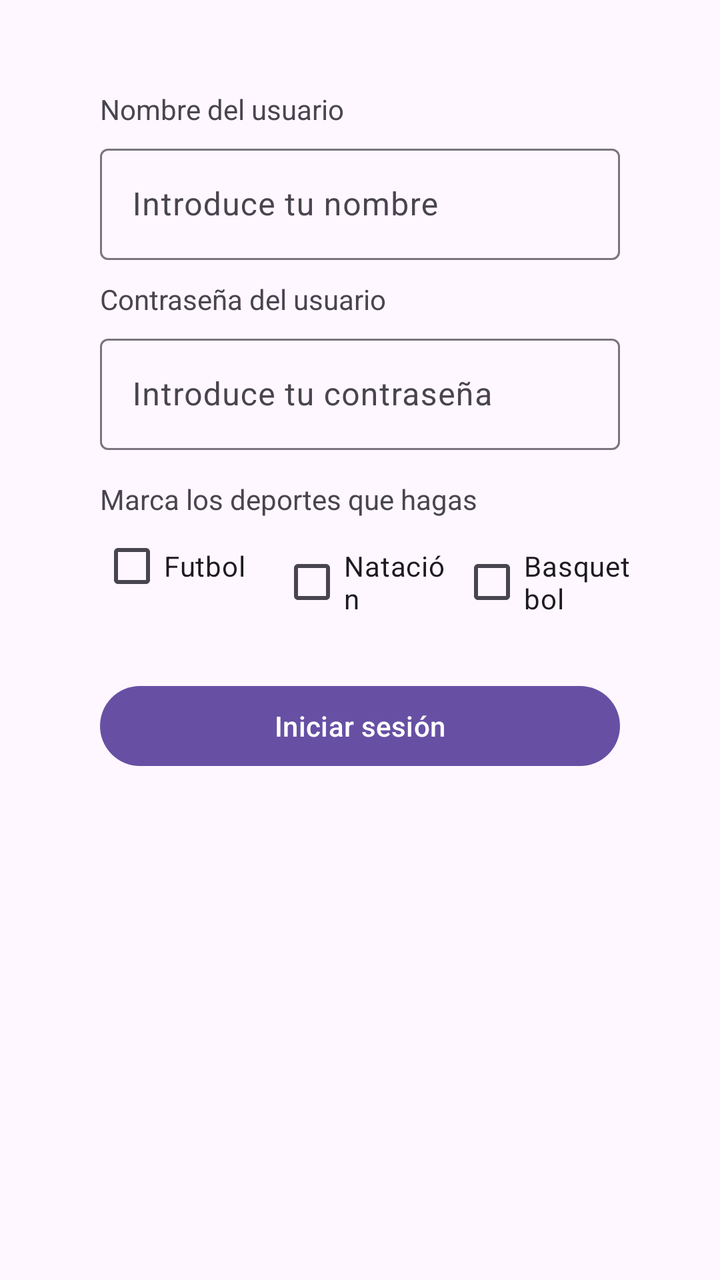
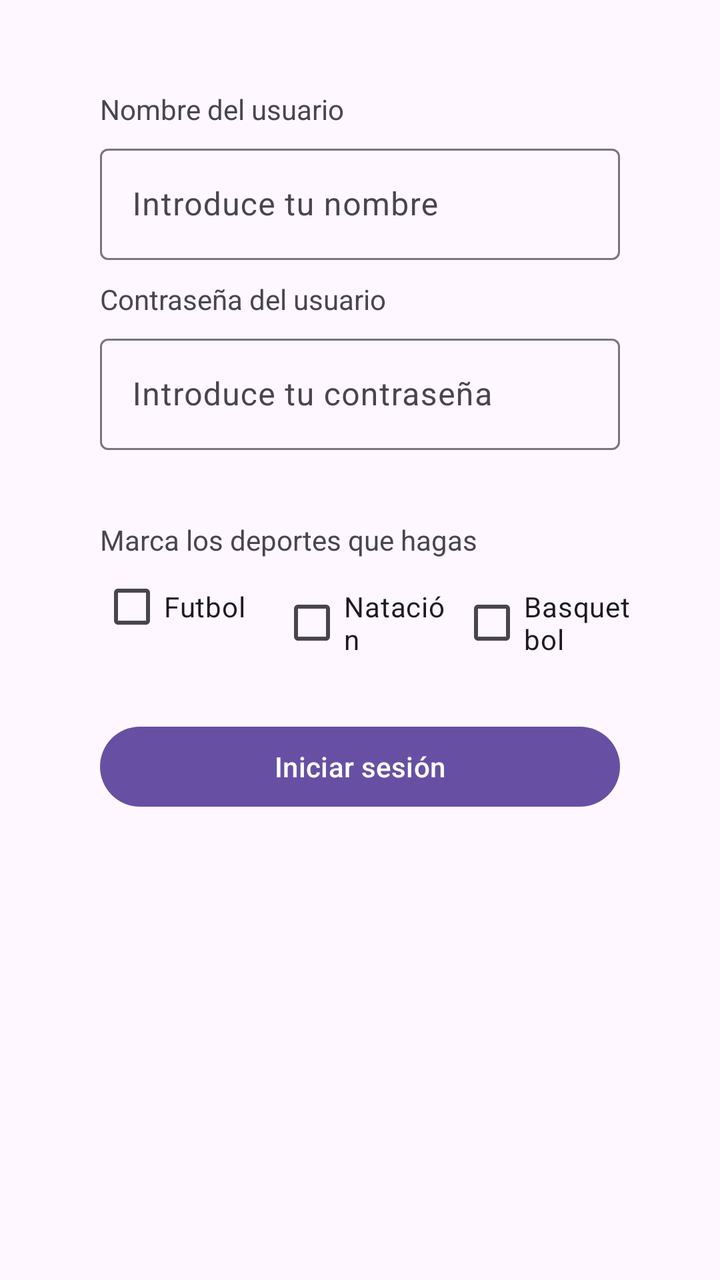

Two renders of the same Android screen: before a commit and after it. Below are the layout's source before the change and the commit's diff.
<!-- AndroidManifest.xml: application theme Theme.Tarea2Layouts -->
<!-- res/layout/activity_main.xml -->
<?xml version="1.0" encoding="utf-8"?>
<androidx.constraintlayout.widget.ConstraintLayout xmlns:android="http://schemas.android.com/apk/res/android"
    xmlns:app="http://schemas.android.com/apk/res-auto"
    xmlns:tools="http://schemas.android.com/tools"
    android:id="@+id/main"
    android:layout_width="match_parent"
    android:layout_height="match_parent"
    tools:context=".MainActivity">

    <TextView
        android:id="@+id/textView"
        android:layout_width="wrap_content"
        android:layout_height="wrap_content"
        android:layout_marginStart="50dp"
        android:layout_marginTop="45dp"
        android:text="@string/text13"
        app:layout_constraintStart_toStartOf="parent"
        app:layout_constraintTop_toTopOf="parent" />

    <com.google.android.material.textfield.TextInputLayout
        android:id="@+id/textInputLayout"
        android:layout_width="0dp"
        android:layout_height="wrap_content"
        android:layout_marginStart="50dp"
        android:layout_marginTop="5dp"
        android:layout_marginEnd="50dp"
        app:layout_constraintEnd_toEndOf="parent"
        app:layout_constraintStart_toStartOf="parent"
        app:layout_constraintTop_toBottomOf="@+id/textView">

        <com.google.android.material.textfield.TextInputEditText
            android:id="@+id/editNombre"
            android:layout_width="match_parent"
            android:layout_height="wrap_content"
            android:hint="@string/text12" />
    </com.google.android.material.textfield.TextInputLayout>

    <TextView
        android:id="@+id/textView2"
        android:layout_width="wrap_content"
        android:layout_height="wrap_content"
        android:layout_marginStart="50dp"
        android:layout_marginTop="10dp"
        android:text="@string/text11"
        app:layout_constraintStart_toStartOf="parent"
        app:layout_constraintTop_toBottomOf="@+id/textInputLayout" />

    <com.google.android.material.textfield.TextInputLayout
        android:id="@+id/textInputLayout2"
        android:layout_width="0dp"
        android:layout_height="wrap_content"
        android:layout_marginStart="50dp"
        android:layout_marginTop="5dp"
        android:layout_marginEnd="50dp"
        app:layout_constraintEnd_toEndOf="parent"
        app:layout_constraintStart_toStartOf="parent"
        app:layout_constraintTop_toBottomOf="@+id/textView2">

        <com.google.android.material.textfield.TextInputEditText
            android:layout_width="match_parent"
            android:layout_height="wrap_content"
            android:hint="@string/text10" />
    </com.google.android.material.textfield.TextInputLayout>

    <TextView
        android:id="@+id/textView3"
        android:layout_width="wrap_content"
        android:layout_height="wrap_content"
        android:layout_marginStart="50dp"
        android:layout_marginTop="15dp"
        android:text="@string/text9"
        app:layout_constraintStart_toStartOf="parent"
        app:layout_constraintTop_toBottomOf="@+id/textInputLayout2" />

    <LinearLayout
        android:id="@+id/linearLayout"
        android:layout_width="0dp"
        android:layout_height="wrap_content"
        android:layout_marginStart="50dp"
        android:layout_marginEnd="40dp"
        android:orientation="horizontal"
        app:layout_constraintEnd_toEndOf="parent"
        app:layout_constraintStart_toStartOf="parent"
        app:layout_constraintTop_toBottomOf="@+id/textView3">

        <CheckBox
            android:id="@+id/checkBox"
            android:layout_width="0dp"
            android:layout_height="wrap_content"
            android:layout_weight="1"
            android:text="@string/checkbox1" />

        <CheckBox
            android:id="@+id/checkBox2"
            android:layout_width="0dp"
            android:layout_height="wrap_content"
            android:layout_weight="1"
            android:text="@string/checkbox2" />

        <CheckBox
            android:id="@+id/checkBox3"
            android:layout_width="0dp"
            android:layout_height="wrap_content"
            android:layout_weight="1"
            android:text="@string/checkbox3" />
    </LinearLayout>

    <Button
        android:id="@+id/button"
        android:layout_width="match_parent"
        android:layout_height="wrap_content"
        android:layout_marginStart="50dp"
        android:layout_marginTop="32dp"
        android:layout_marginEnd="50dp"
        android:text="@string/text15"
        app:layout_constraintEnd_toEndOf="parent"
        app:layout_constraintStart_toStartOf="parent"
        app:layout_constraintTop_toBottomOf="@+id/linearLayout" />
</androidx.constraintlayout.widget.ConstraintLayout>
<!-- resources referenced by this layout -->
<resources>
  <string name="checkbox1">Futbol</string>
  <string name="checkbox2">Natación</string>
  <string name="checkbox3">Basquetbol</string>
  <string name="text10">Introduce tu contraseña</string>
  <string name="text11">Contraseña del usuario</string>
  <string name="text12">Introduce tu nombre</string>
  <string name="text13">Nombre del usuario</string>
  <string name="text15">Iniciar sesión</string>
  <string name="text9">Marca los deportes que hagas</string>
  <style name="Theme.Tarea2Layouts" parent="Base.Theme.Tarea2Layouts" />
  <style name="Base.Theme.Tarea2Layouts" parent="Theme.Material3.DayNight.NoActionBar">
          
          
      </style>
</resources>

<!-- the commit's change to res/layout/activity_main.xml (unified diff, before → after) -->
@@ -52,11 +52,13 @@
         android:layout_marginStart="50dp"
         android:layout_marginTop="5dp"
         android:layout_marginEnd="50dp"
+        app:errorEnabled="true"
         app:layout_constraintEnd_toEndOf="parent"
         app:layout_constraintStart_toStartOf="parent"
         app:layout_constraintTop_toBottomOf="@+id/textView2">
 
         <com.google.android.material.textfield.TextInputEditText
+            android:id="@+id/editcontrasena"
             android:layout_width="match_parent"
             android:layout_height="wrap_content"
             android:hint="@string/text10" />
